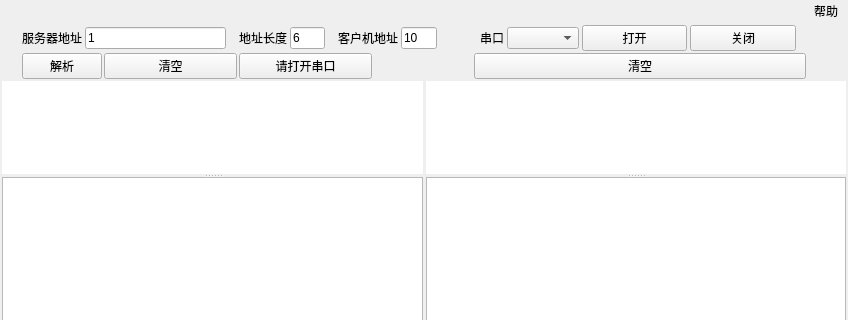
First picture: the form in UI/serial_window.ui, repository KayFelicities/698trans, before the edit; both pictures show x 0 to 848 and y 0 to 320 of the 848 by 669 pixel window.
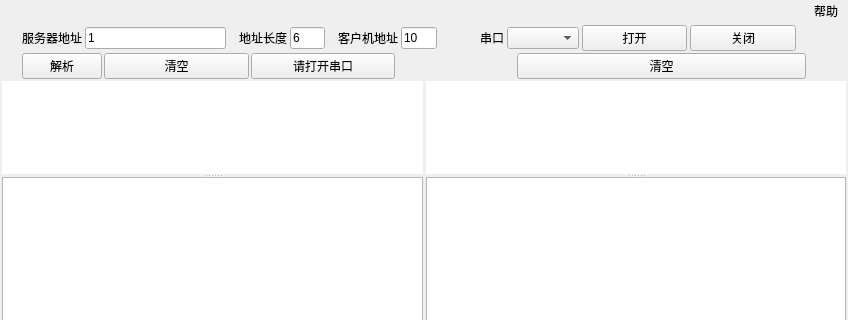
Second picture: the form after the edit. Icons and pictures are not drawn.

Commit message: button hide

Diff of the .ui file:
```diff
--- a/UI/serial_window.ui
+++ b/UI/serial_window.ui
@@ -272,7 +272,7 @@
       <item>
        <widget class="QPushButton" name="send_clear_button">
         <property name="sizePolicy">
-         <sizepolicy hsizetype="Preferred" vsizetype="Fixed">
+         <sizepolicy hsizetype="Expanding" vsizetype="Fixed">
           <horstretch>2</horstretch>
           <verstretch>0</verstretch>
          </sizepolicy>
@@ -285,7 +285,7 @@
       <item>
        <widget class="QPushButton" name="send_button">
         <property name="sizePolicy">
-         <sizepolicy hsizetype="Preferred" vsizetype="Fixed">
+         <sizepolicy hsizetype="Expanding" vsizetype="Fixed">
           <horstretch>2</horstretch>
           <verstretch>0</verstretch>
          </sizepolicy>
@@ -302,7 +302,7 @@
         </property>
         <property name="sizeHint" stdset="0">
          <size>
-          <width>100</width>
+          <width>120</width>
           <height>20</height>
          </size>
         </property>
@@ -312,7 +312,7 @@
        <widget class="QPushButton" name="receive_clear_button">
         <property name="sizePolicy">
          <sizepolicy hsizetype="Expanding" vsizetype="Fixed">
-          <horstretch>5</horstretch>
+          <horstretch>4</horstretch>
           <verstretch>0</verstretch>
          </sizepolicy>
         </property>
```
Left out of the diff: 3 changed lines with no effect on the pictures. The commit also changes 5 other files.
